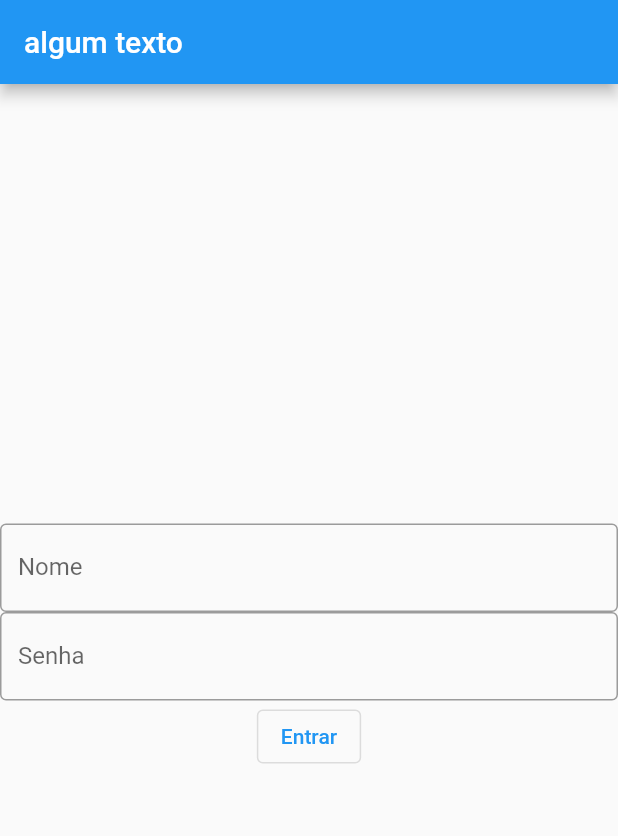
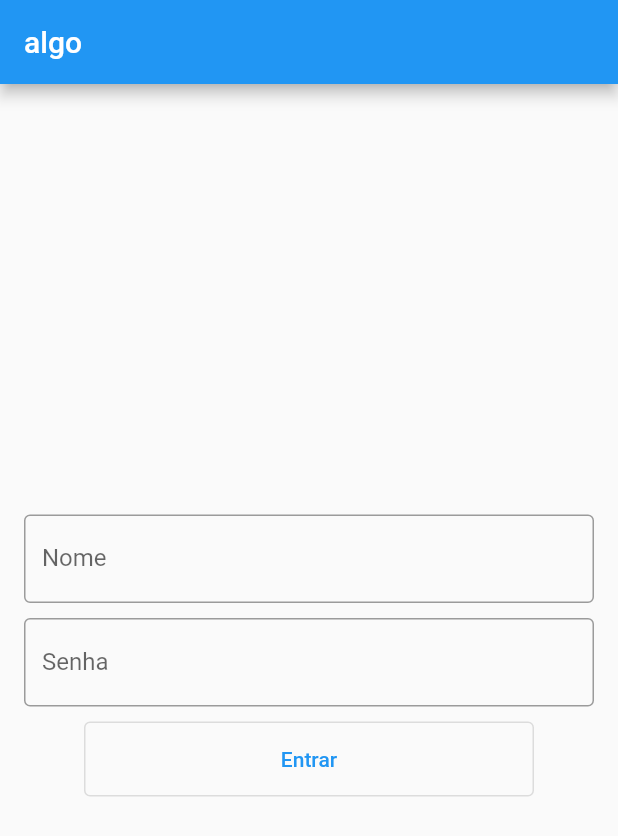
Before and after one commit to FagionatoRafael/flutter_weather, a Flutter app: the screen it shows after launch, on a phone screen of 412 x 824 dp. Shown: the top 836 px of the screen. Run offline on Flutter 3.47's test engine with Material 2 defaults, Android fonts, the light colour scheme and no system bars; our stand-ins replace flutter_dotenv.

Commit message:
correção para funcionamento no android

```diff
--- a/lib/main.dart
+++ b/lib/main.dart
@@ -1,4 +1,6 @@
-import 'dart:html';
+// import 'dart:html';
+import 'package:flu/screens/listItens.dart';
+import 'package:flu/screens/weather.dart';
 import 'package:flutter_dotenv/flutter_dotenv.dart';
 import 'package:flu/screens/login.dart';
 import 'package:flutter/material.dart';
@@ -19,7 +21,14 @@ class MyApp extends StatelessWidget {
       theme: ThemeData(
         primarySwatch: Colors.blue,
       ),
-      home: const Login(title: 'Flutter Demo Home Page'),
+      home: const Login(
+        title: '',
+      ),
+      initialRoute: '/login',
+      routes: {
+        '/wather': (context) => Wather(title: ''),
+        '/listCities': (context) => ListItens(title: ''),
+      },
     );
   }
 }
--- a/lib/screens/login.dart
+++ b/lib/screens/login.dart
@@ -43,13 +43,17 @@ class _LoginState extends State<Login> {
   Widget build(BuildContext context) {
     return Scaffold(
       appBar: AppBar(
-        title: Text('algum texto'),
+        title: Text('algo'),
       ),
       body: Center(
+        child: Padding(
+          padding: const EdgeInsets.all(16.0),
           child: Column(
             mainAxisAlignment: MainAxisAlignment.center,
             children: <Widget>[
-            TextField(
+              Container(
+                margin: const EdgeInsets.only(top: 10.0),
+                child: TextField(
                   obscureText: false,
                   onChanged: (value) => onChangeName(value),
                   decoration: const InputDecoration(
@@ -57,7 +61,10 @@ class _LoginState extends State<Login> {
                     labelText: 'Nome',
                   ),
                 ),
-            TextField(
+              ),
+              Container(
+                margin: const EdgeInsets.only(top: 10.0),
+                child: TextField(
                   obscureText: true,
                   onChanged: (value) => onChangePass(value),
                   decoration: const InputDecoration(
@@ -65,14 +72,22 @@ class _LoginState extends State<Login> {
                     labelText: 'Senha',
                   ),
                 ),
-            OutlinedButton(
+              ),
+              Container(
+                margin: const EdgeInsets.only(top: 10.0),
+                child: OutlinedButton(
+                  style: OutlinedButton.styleFrom(
+                    fixedSize: Size(300, 50),
+                  ),
                   onPressed: onPressButton,
                   child: const Text('Entrar'),
+                ),
               ),
               Text(error),
             ],
           ),
         ),
+      ),
     );
   }
 }
```
Also changed, not shown: lib/api/api.dart (+8 -1 lines), lib/screens/listItens.dart (added, +80 -0 lines), lib/screens/weather.dart (+61 -11 lines), 46 other files. Lines whose indentation alone changed are shown as unchanged.
